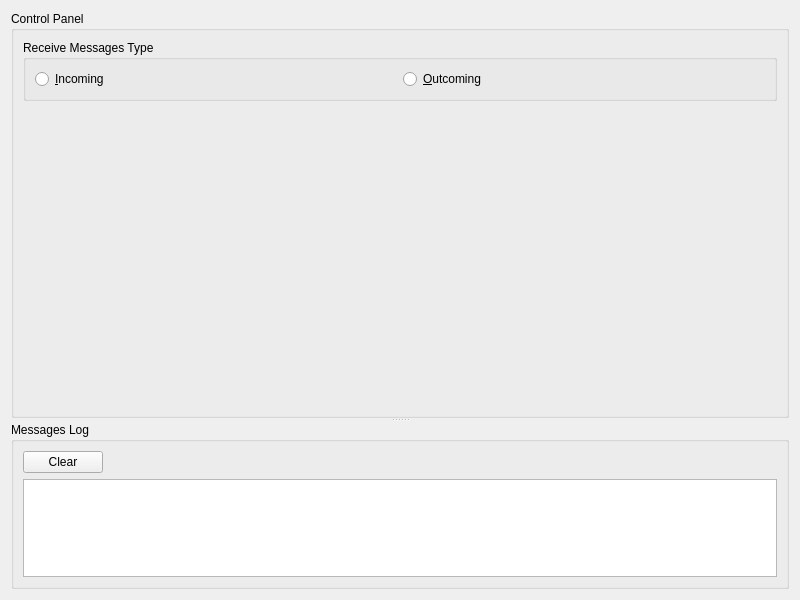
Before: the Qt Designer form src/ui/controlpanel.ui in etengabeko/etwas, drawn with Qt 5.
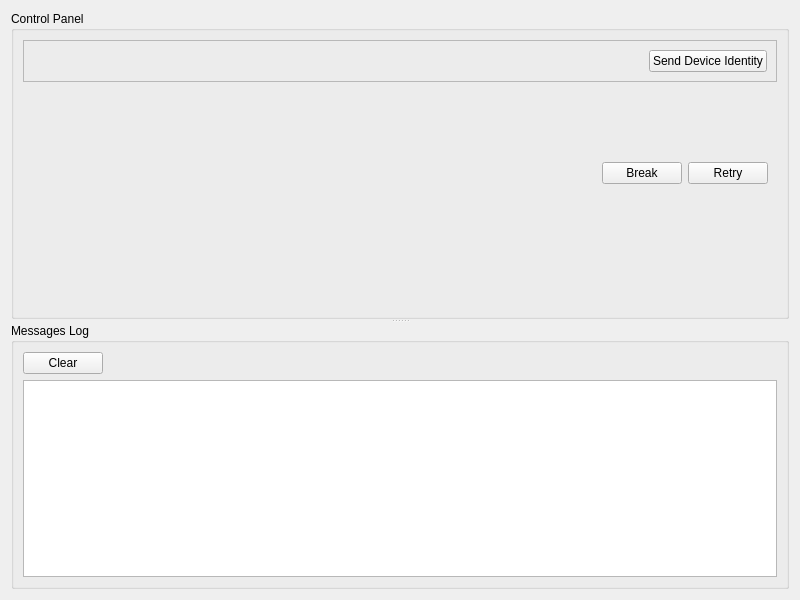
After: the same form once the commit is applied.

Commit message: Add: initializing ControlPanels GUI.

```diff
--- a/src/ui/controlpanel.ui
+++ b/src/ui/controlpanel.ui
@@ -12,8 +12,8 @@
   </property>
   <property name="minimumSize">
    <size>
-    <width>800</width>
-    <height>600</height>
+    <width>400</width>
+    <height>300</height>
    </size>
   </property>
   <property name="windowTitle">
@@ -34,22 +34,31 @@
       </property>
       <layout class="QVBoxLayout" name="verticalLayout_2">
        <item>
-        <widget class="QGroupBox" name="receiveGroupBox">
-         <property name="title">
-          <string>Receive Messages Type</string>
+        <widget class="QFrame" name="deviceIdentityFrame">
+         <property name="frameShape">
+          <enum>QFrame::StyledPanel</enum>
          </property>
-         <layout class="QHBoxLayout" name="horizontalLayout_2">
+         <property name="frameShadow">
+          <enum>QFrame::Raised</enum>
+         </property>
+         <layout class="QHBoxLayout" name="horizontalLayout_3">
           <item>
-           <widget class="QRadioButton" name="incomingRadioButton">
-            <property name="text">
-             <string>&amp;Incoming</string>
+           <spacer name="horizontalSpacer_2">
+            <property name="orientation">
+             <enum>Qt::Horizontal</enum>
             </property>
-           </widget>
+            <property name="sizeHint" stdset="0">
+             <size>
+              <width>40</width>
+              <height>20</height>
+             </size>
+            </property>
+           </spacer>
           </item>
           <item>
-           <widget class="QRadioButton" name="outcomingRadioButton">
+           <widget class="QPushButton" name="deviceIdentityButton">
             <property name="text">
-             <string>&amp;Outcoming</string>
+             <string>Send Device Identity</string>
             </property>
            </widget>
           </item>
@@ -57,17 +66,92 @@
         </widget>
        </item>
        <item>
-        <spacer name="verticalSpacer">
-         <property name="orientation">
-          <enum>Qt::Vertical</enum>
+        <widget class="QStackedWidget" name="stackedWidget">
+         <property name="currentIndex">
+          <number>0</number>
          </property>
-         <property name="sizeHint" stdset="0">
-          <size>
-           <width>20</width>
-           <height>535</height>
-          </size>
-         </property>
-        </spacer>
+         <widget class="QWidget" name="preloadPage">
+          <layout class="QVBoxLayout" name="verticalLayout_4">
+           <item>
+            <spacer name="verticalSpacer_2">
+             <property name="orientation">
+              <enum>Qt::Vertical</enum>
+             </property>
+             <property name="sizeHint" stdset="0">
+              <size>
+               <width>20</width>
+               <height>40</height>
+              </size>
+             </property>
+            </spacer>
+           </item>
+           <item>
+            <widget class="QLabel" name="preloadImageLabel">
+             <property name="text">
+              <string/>
+             </property>
+             <property name="alignment">
+              <set>Qt::AlignCenter</set>
+             </property>
+            </widget>
+           </item>
+           <item>
+            <layout class="QHBoxLayout" name="horizontalLayout_2">
+             <item>
+              <widget class="QLabel" name="statusLabel">
+               <property name="sizePolicy">
+                <sizepolicy hsizetype="Expanding" vsizetype="Preferred">
+                 <horstretch>0</horstretch>
+                 <verstretch>0</verstretch>
+                </sizepolicy>
+               </property>
+               <property name="text">
+                <string/>
+               </property>
+               <property name="alignment">
+                <set>Qt::AlignCenter</set>
+               </property>
+              </widget>
+             </item>
+             <item>
+              <widget class="QPushButton" name="breakButton">
+               <property name="sizePolicy">
+                <sizepolicy hsizetype="Preferred" vsizetype="Fixed">
+                 <horstretch>0</horstretch>
+                 <verstretch>0</verstretch>
+                </sizepolicy>
+               </property>
+               <property name="text">
+                <string>Break</string>
+               </property>
+              </widget>
+             </item>
+             <item>
+              <widget class="QPushButton" name="retryButton">
+               <property name="text">
+                <string>Retry</string>
+               </property>
+              </widget>
+             </item>
+            </layout>
+           </item>
+           <item>
+            <spacer name="verticalSpacer">
+             <property name="orientation">
+              <enum>Qt::Vertical</enum>
+             </property>
+             <property name="sizeHint" stdset="0">
+              <size>
+               <width>20</width>
+               <height>114</height>
+              </size>
+             </property>
+            </spacer>
+           </item>
+          </layout>
+         </widget>
+         <widget class="QWidget" name="workingPage"/>
+        </widget>
        </item>
       </layout>
      </widget>
```
The commit also changes 26 other files.
